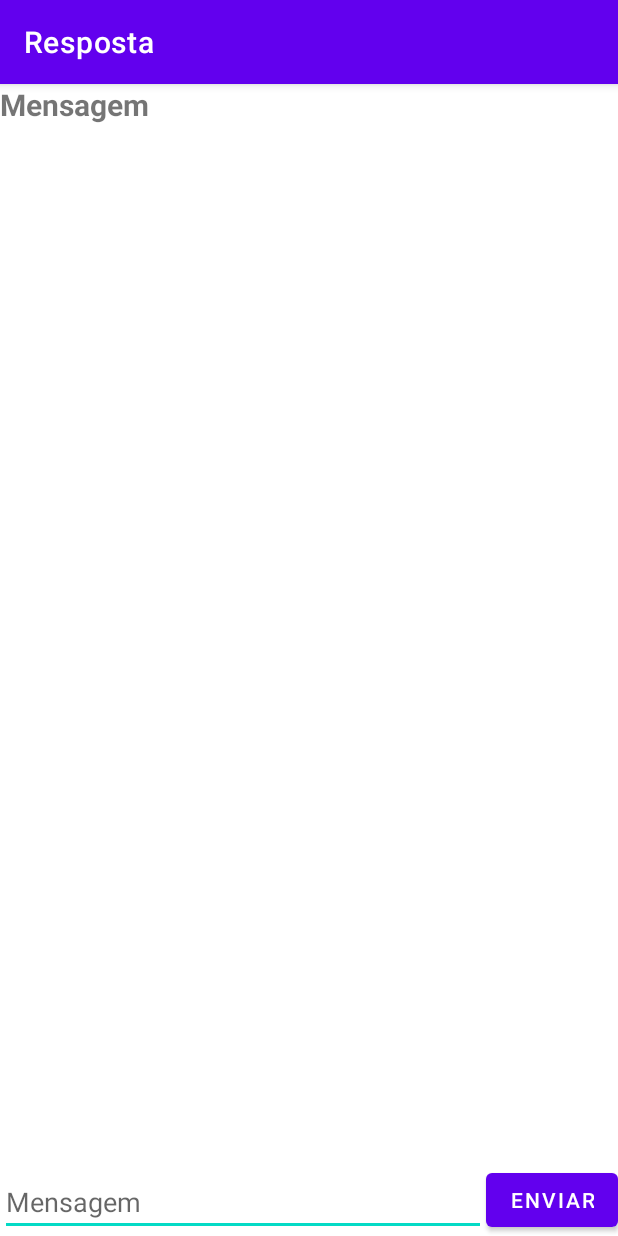
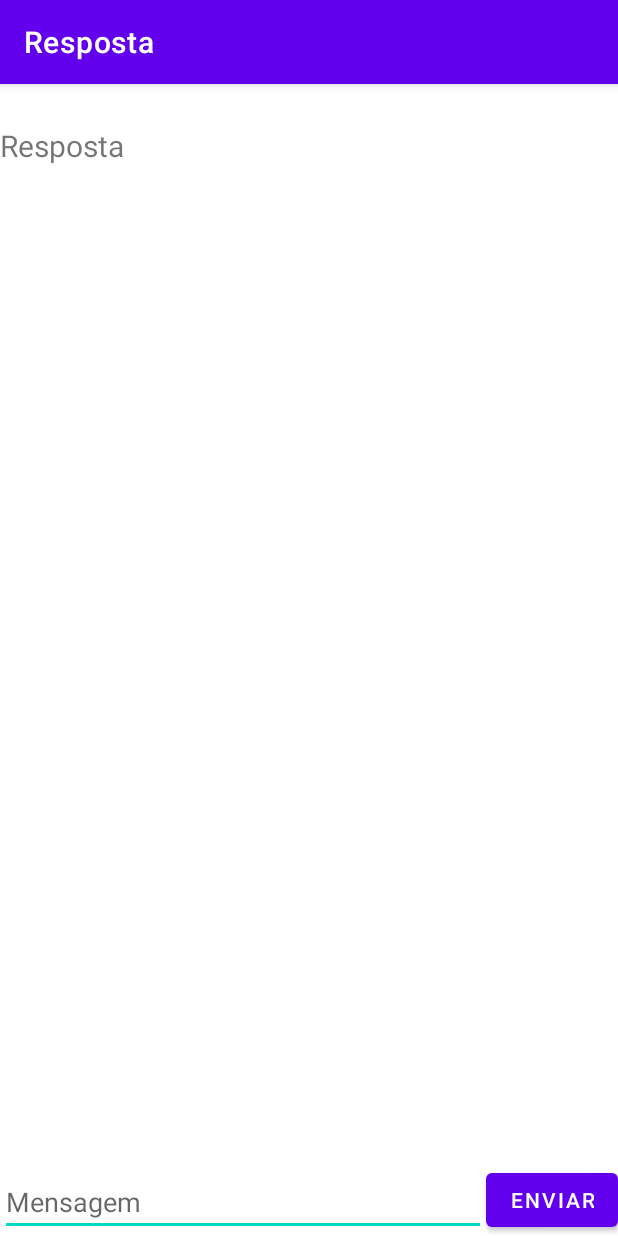
Before and after one commit to MirellaLDS/PosFafireProject, an Android app: the screen it shows after launch (TelaChatRespostaActivity), after a tap on "ENVIAR", on a phone screen of 412 x 824 dp. Run offline under Robolectric (Android 15) with nearby library versions, the phone set to English and light mode, and no system bars.

Commit message:
Adicionando API ActivityResult
Trocando dados entre activities

```diff
--- a/Aula1/app/src/main/java/com/example/myapplication/ChatTela1Activity.java
+++ b/Aula1/app/src/main/java/com/example/myapplication/ChatTela1Activity.java
@@ -1,8 +1,13 @@
 package com.example.myapplication;
 
+import androidx.activity.result.ActivityResult;
+import androidx.activity.result.ActivityResultCallback;
+import androidx.activity.result.ActivityResultLauncher;
+import androidx.activity.result.contract.ActivityResultContracts;
 import androidx.appcompat.app.AppCompatActivity;
 
 import android.content.Intent;
+import android.net.Uri;
 import android.os.Bundle;
 import android.widget.Button;
 import android.widget.EditText;
@@ -14,6 +19,19 @@ public class ChatTela1Activity extends AppCompatActivity {
 
     ActivityChatTela1Binding binding;
 
+    ActivityResultLauncher<Intent> intentResult = registerForActivityResult(
+            new ActivityResultContracts.StartActivityForResult(),
+            new ActivityResultCallback<ActivityResult>() {
+                @Override
+                public void onActivityResult(ActivityResult result) {
+                    String mensagem =  result.getData().getStringExtra("ResponseKey");
+                    if (mensagem != null && !mensagem.equals("")) {
+                        binding.tvResposta.setText(mensagem);
+                    }
+                }
+            }
+    );
+
     @Override
     protected void onCreate(Bundle savedInstanceState) {
         super.onCreate(savedInstanceState);
@@ -21,10 +39,14 @@ public class ChatTela1Activity extends AppCompatActivity {
         setContentView(binding.getRoot());
 
         binding.btEnviar.setOnClickListener(view -> {
+            String mensagem = binding.edMensagem.getText().toString();
+            binding.tvMensagem.setText(mensagem);
             Intent mensageiro = new Intent(getApplicationContext(), TelaChatRespostaActivity.class);
-            mensageiro.putExtra("key", binding.edMensagem.getText().toString());
-            startActivity(mensageiro);
+            mensageiro.putExtra("key", mensagem);
+//            startActivity(mensageiro);
+
+            intentResult.launch(mensageiro);
         });
+    }
 
-    }
 }
--- a/Aula1/app/src/main/java/com/example/myapplication/TelaChatRespostaActivity.java
+++ b/Aula1/app/src/main/java/com/example/myapplication/TelaChatRespostaActivity.java
@@ -2,6 +2,7 @@ package com.example.myapplication;
 
 import androidx.appcompat.app.AppCompatActivity;
 
+import android.content.Intent;
 import android.os.Bundle;
 
 import com.example.myapplication.databinding.ActivityChatTela1Binding;
@@ -17,7 +18,15 @@ public class TelaChatRespostaActivity extends AppCompatActivity {
         setContentView(binding.getRoot());
 
         String valor = getIntent().getStringExtra("key");
-        binding.tvResposta.setText(valor);
+        binding.tvMensagem.setText(valor);
 
+        Intent respostaIntent = new Intent(this, ChatTela1Activity.class);
+        binding.btEnviar.setOnClickListener(view -> {
+            String resposta = binding.edMensagem.getText().toString();
+            binding.tvResposta.setText(resposta);
+            respostaIntent.putExtra("ResponseKey", resposta);
+            setResult(RESULT_OK, respostaIntent);
+            finish();
+        });
     }
 }
```
